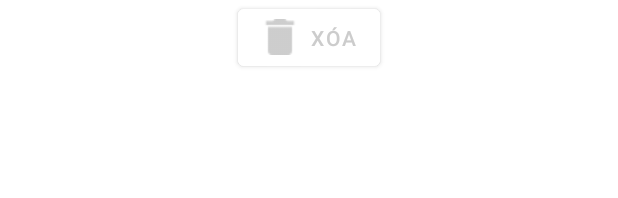
After one commit to tuananhitsg/Android_Nhom1_MessageMobileApp, an Android app: the layout fragment_delete_message.xml on its own in the app's theme, with its tools: preview values and no code run, on a phone screen of 412 x 824 dp. The commit adds this screen. Shown: the top 198 px of the screen. Run offline under Robolectric (Android 15) with nearby library versions, the phone set to English and light mode, and no system bars.

Commit message:
delete message

```diff
--- /dev/null
+++ b/app/src/main/res/layout/fragment_delete_message.xml
@@ -0,0 +1,25 @@
+<?xml version="1.0" encoding="utf-8"?>
+<androidx.constraintlayout.widget.ConstraintLayout xmlns:android="http://schemas.android.com/apk/res/android"
+    xmlns:app="http://schemas.android.com/apk/res-auto"
+    xmlns:tools="http://schemas.android.com/tools"
+    android:layout_width="match_parent"
+    android:layout_height="wrap_content"
+    tools:context=".DeleteMessageFragment"
+    android:backgroundTint="@color/background_color"
+    android:background="@color/background_color">
+
+    <Button
+        android:id="@+id/btn_delete"
+        android:layout_width="wrap_content"
+        android:layout_height="50dp"
+        app:layout_constraintBottom_toBottomOf="parent"
+        app:layout_constraintEnd_toEndOf="parent"
+        app:layout_constraintStart_toStartOf="parent"
+        app:layout_constraintTop_toTopOf="parent"
+        android:text="Xóa"
+        android:textColor="@color/color_delete"
+        android:drawableLeft="@drawable/ic_delete"
+        android:backgroundTint="@color/background_color"
+        />
+
+</androidx.constraintlayout.widget.ConstraintLayout>
--- a/app/src/main/res/values/colors.xml
+++ b/app/src/main/res/values/colors.xml
@@ -18,5 +18,6 @@
     <color name="subText_color">#b7b7b7</color>
     <color name="background_color">#FFFFFFFF</color>
     <color name="background_color_popup">#FFFFFFFF</color>
+    <color name="color_delete">#CCCCCC</color>
 
 </resources>
```
Also changed, not shown: app/src/main/java/com/example/nhom1_messagemobileapp/DeleteMessageFragment.java (added, +85 -0 lines), app/src/main/java/com/example/nhom1_messagemobileapp/adapter/MessageListAdapter.java (+15 -7 lines), app/src/main/res/drawable/ic_delete.png (added).
